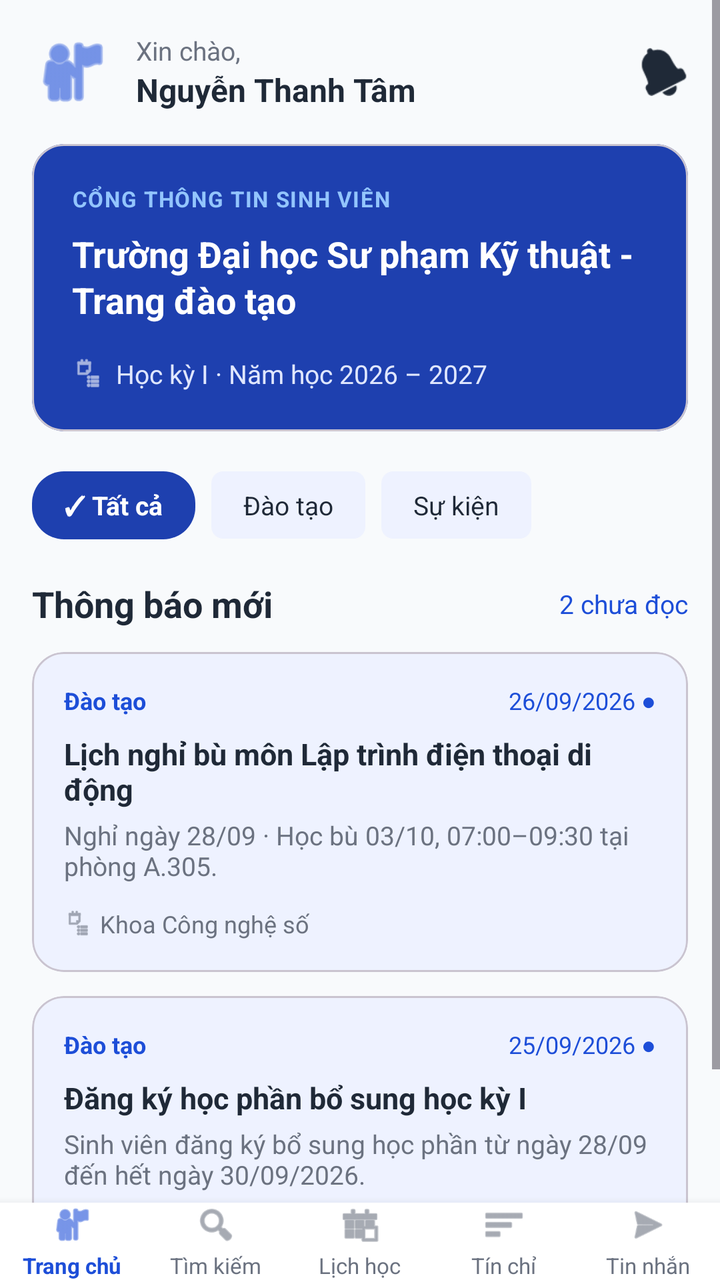
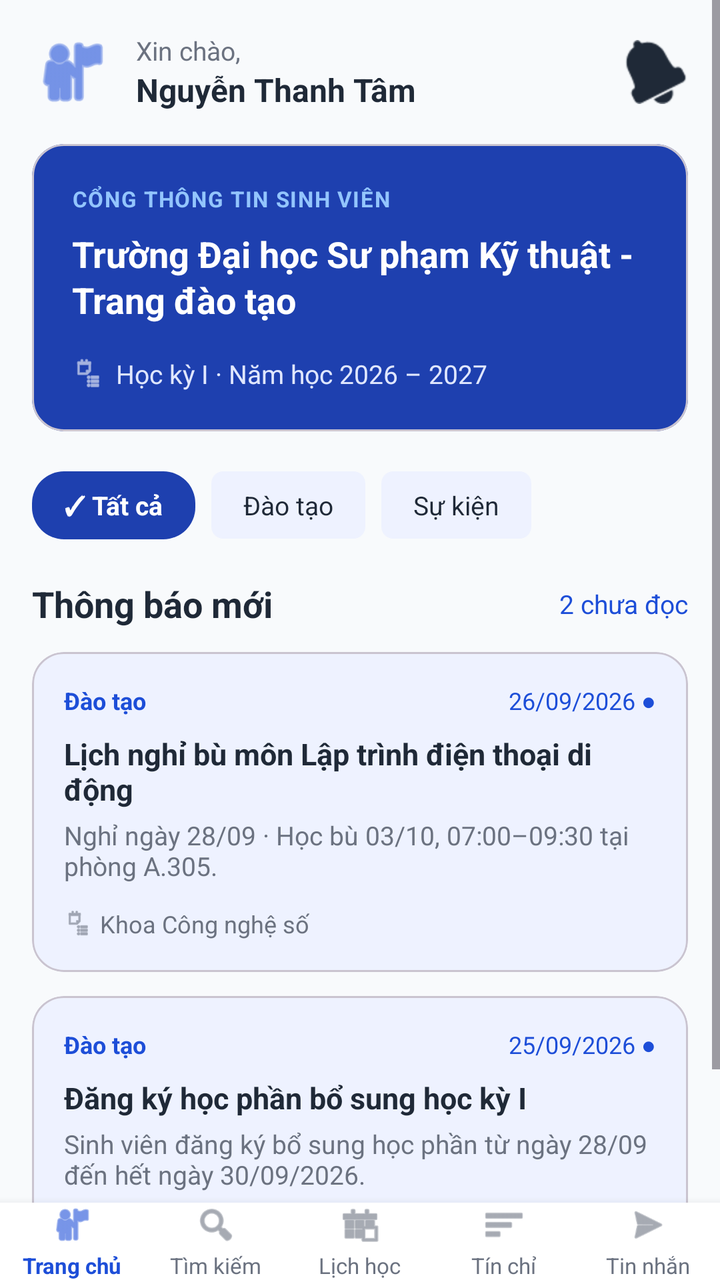

Two renders of the same Android screen: before a commit and after it. Below are the layout's source before the change and the commit's diff.
<!-- AndroidManifest.xml: application theme Theme.XayDung -->
<!-- res/layout/activity_trang_chu.xml -->
<?xml version="1.0" encoding="utf-8"?>
<RelativeLayout xmlns:android="http://schemas.android.com/apk/res/android"
    xmlns:app="http://schemas.android.com/apk/res-auto"
    android:layout_width="match_parent"
    android:layout_height="match_parent"
    android:background="@color/figma_bg">

    <ScrollView
        android:layout_width="match_parent"
        android:layout_height="match_parent"
        android:layout_above="@id/bottomNavigation"
        android:fillViewport="true">

        <LinearLayout
            android:layout_width="match_parent"
            android:layout_height="wrap_content"
            android:orientation="vertical"
            android:paddingHorizontal="16dp"
            android:paddingTop="16dp"
            android:paddingBottom="24dp">

            
            <RelativeLayout
                android:layout_width="match_parent"
                android:layout_height="wrap_content"
                android:layout_marginBottom="16dp">

                <ImageView
                    android:id="@+id/imgAvatar"
                    android:layout_width="40dp"
                    android:layout_height="40dp"
                    android:layout_alignParentStart="true"
                    android:layout_centerVertical="true"
                    android:src="@android:drawable/ic_menu_myplaces"
                    android:contentDescription="Avatar"
                    app:tint="@color/figma_blue" />

                <LinearLayout
                    android:layout_width="wrap_content"
                    android:layout_height="wrap_content"
                    android:layout_toEndOf="@id/imgAvatar"
                    android:layout_marginStart="12dp"
                    android:layout_centerVertical="true"
                    android:orientation="vertical">

                    <TextView
                        android:layout_width="wrap_content"
                        android:layout_height="wrap_content"
                        android:text="Xin chào,"
                        android:textColor="@color/figma_text_secondary"
                        android:textSize="13sp" />

                    <TextView
                        android:id="@+id/tvUserName"
                        android:layout_width="wrap_content"
                        android:layout_height="wrap_content"
                        android:text="Nguyễn Thanh Tâm"
                        android:textColor="@color/figma_text_primary"
                        android:textSize="16sp"
                        android:textStyle="bold" />
                </LinearLayout>

                <ImageView
                    android:id="@+id/btnNotification"
                    android:layout_width="24dp"
                    android:layout_height="24dp"
                    android:layout_alignParentEnd="true"
                    android:layout_centerVertical="true"
                    android:src="@android:drawable/ic_popup_reminder"
                    android:contentDescription="Notification"
                    app:tint="@color/figma_text_primary" />
            </RelativeLayout>

            
            <com.google.android.material.card.MaterialCardView
                android:layout_width="match_parent"
                android:layout_height="wrap_content"
                android:layout_marginBottom="20dp"
                app:cardCornerRadius="16dp"
                app:cardElevation="0dp"
                app:cardBackgroundColor="@color/figma_blue_dark">

                <LinearLayout
                    android:layout_width="match_parent"
                    android:layout_height="wrap_content"
                    android:orientation="vertical"
                    android:padding="20dp">

                    <TextView
                        android:layout_width="wrap_content"
                        android:layout_height="wrap_content"
                        android:text="CỔNG THÔNG TIN SINH VIÊN"
                        android:textColor="#93C5FD"
                        android:textSize="11sp"
                        android:textStyle="bold"
                        android:letterSpacing="0.05" />

                    <TextView
                        android:layout_width="match_parent"
                        android:layout_height="wrap_content"
                        android:layout_marginTop="8dp"
                        android:text="Trường Đại học Sư phạm Kỹ thuật - Trang đào tạo"
                        android:textColor="@color/white"
                        android:textSize="18sp"
                        android:textStyle="bold"
                        android:lineSpacingExtra="2dp" />

                    <LinearLayout
                        android:layout_width="wrap_content"
                        android:layout_height="wrap_content"
                        android:layout_marginTop="16dp"
                        android:orientation="horizontal"
                        android:gravity="center_vertical">

                        <ImageView
                            android:layout_width="16dp"
                            android:layout_height="16dp"
                            android:src="@android:drawable/ic_menu_agenda"
                            android:contentDescription="Icon"
                            app:tint="@color/white" />

                        <TextView
                            android:layout_width="wrap_content"
                            android:layout_height="wrap_content"
                            android:layout_marginStart="6dp"
                            android:text="Học kỳ I · Năm học 2026 – 2027"
                            android:textColor="#E0E7FF"
                            android:textSize="13sp" />
                    </LinearLayout>
                </LinearLayout>
            </com.google.android.material.card.MaterialCardView>

            
            <LinearLayout
                android:layout_width="match_parent"
                android:layout_height="wrap_content"
                android:orientation="horizontal"
                android:layout_marginBottom="20dp">

                <TextView
                    android:layout_width="wrap_content"
                    android:layout_height="wrap_content"
                    android:background="@drawable/bg_blue_card"
                    android:paddingHorizontal="16dp"
                    android:paddingVertical="8dp"
                    android:text="✓ Tất cả"
                    android:textColor="@color/white"
                    android:textSize="13sp"
                    android:textStyle="bold" />

                <TextView
                    android:layout_width="wrap_content"
                    android:layout_height="wrap_content"
                    android:layout_marginStart="8dp"
                    android:background="@drawable/bg_tag_chip"
                    android:paddingHorizontal="16dp"
                    android:paddingVertical="8dp"
                    android:text="Đào tạo"
                    android:textColor="@color/figma_text_primary"
                    android:textSize="13sp" />

                <TextView
                    android:layout_width="wrap_content"
                    android:layout_height="wrap_content"
                    android:layout_marginStart="8dp"
                    android:background="@drawable/bg_tag_chip"
                    android:paddingHorizontal="16dp"
                    android:paddingVertical="8dp"
                    android:text="Sự kiện"
                    android:textColor="@color/figma_text_primary"
                    android:textSize="13sp" />
            </LinearLayout>

            
            <RelativeLayout
                android:layout_width="match_parent"
                android:layout_height="wrap_content"
                android:layout_marginBottom="12dp">

                <TextView
                    android:layout_width="wrap_content"
                    android:layout_height="wrap_content"
                    android:layout_alignParentStart="true"
                    android:text="Thông báo mới"
                    android:textColor="@color/figma_text_primary"
                    android:textSize="18sp"
                    android:textStyle="bold" />

                <TextView
                    android:layout_width="wrap_content"
                    android:layout_height="wrap_content"
                    android:layout_alignParentEnd="true"
                    android:layout_centerVertical="true"
                    android:text="2 chưa đọc"
                    android:textColor="@color/figma_blue"
                    android:textSize="13sp" />
            </RelativeLayout>

            
            <com.google.android.material.card.MaterialCardView
                android:id="@+id/cardNotification1"
                android:layout_width="match_parent"
                android:layout_height="wrap_content"
                android:layout_marginBottom="12dp"
                app:cardCornerRadius="16dp"
                app:cardElevation="0dp"
                app:cardBackgroundColor="@color/figma_blue_light"
                android:clickable="true"
                android:focusable="true">

                <LinearLayout
                    android:layout_width="match_parent"
                    android:layout_height="wrap_content"
                    android:orientation="vertical"
                    android:padding="16dp">

                    <RelativeLayout
                        android:layout_width="match_parent"
                        android:layout_height="wrap_content">

                        <TextView
                            android:layout_width="wrap_content"
                            android:layout_height="wrap_content"
                            android:text="Đào tạo"
                            android:textColor="@color/figma_blue"
                            android:textSize="12sp"
                            android:textStyle="bold" />

                        <TextView
                            android:layout_width="wrap_content"
                            android:layout_height="wrap_content"
                            android:layout_alignParentEnd="true"
                            android:text="26/09/2026 ●"
                            android:textColor="@color/figma_blue"
                            android:textSize="12sp" />
                    </RelativeLayout>

                    <TextView
                        android:layout_width="match_parent"
                        android:layout_height="wrap_content"
                        android:layout_marginTop="8dp"
                        android:text="Lịch nghỉ bù môn Lập trình điện thoại di động"
                        android:textColor="@color/figma_text_primary"
                        android:textSize="15sp"
                        android:textStyle="bold" />

                    <TextView
                        android:layout_width="match_parent"
                        android:layout_height="wrap_content"
                        android:layout_marginTop="4dp"
                        android:text="Nghỉ ngày 28/09 · Học bù 03/10, 07:00–09:30 tại phòng A.305."
                        android:textColor="@color/figma_text_secondary"
                        android:textSize="13sp" />

                    <LinearLayout
                        android:layout_width="wrap_content"
                        android:layout_height="wrap_content"
                        android:layout_marginTop="12dp"
                        android:orientation="horizontal"
                        android:gravity="center_vertical">

                        <ImageView
                            android:layout_width="14dp"
                            android:layout_height="14dp"
                            android:src="@android:drawable/ic_menu_agenda"
                            android:contentDescription="Icon"
                            app:tint="@color/figma_text_secondary" />

                        <TextView
                            android:layout_width="wrap_content"
                            android:layout_height="wrap_content"
                            android:layout_marginStart="4dp"
                            android:text="Khoa Công nghệ số"
                            android:textColor="@color/figma_text_secondary"
                            android:textSize="12sp" />
                    </LinearLayout>
                </LinearLayout>
            </com.google.android.material.card.MaterialCardView>

            
            <com.google.android.material.card.MaterialCardView
                android:id="@+id/cardNotification2"
                android:layout_width="match_parent"
                android:layout_height="wrap_content"
                android:layout_marginBottom="12dp"
                app:cardCornerRadius="16dp"
                app:cardElevation="0dp"
                app:cardBackgroundColor="@color/figma_blue_light"
                android:clickable="true"
                android:focusable="true">

                <LinearLayout
                    android:layout_width="match_parent"
                    android:layout_height="wrap_content"
                    android:orientation="vertical"
                    android:padding="16dp">

                    <RelativeLayout
                        android:layout_width="match_parent"
                        android:layout_height="wrap_content">

                        <TextView
                            android:layout_width="wrap_content"
                            android:layout_height="wrap_content"
                            android:text="Đào tạo"
                            android:textColor="@color/figma_blue"
                            android:textSize="12sp"
                            android:textStyle="bold" />

                        <TextView
                            android:layout_width="wrap_content"
                            android:layout_height="wrap_content"
                            android:layout_alignParentEnd="true"
                            android:text="25/09/2026 ●"
                            android:textColor="@color/figma_blue"
                            android:textSize="12sp" />
                    </RelativeLayout>

                    <TextView
                        android:layout_width="match_parent"
                        android:layout_height="wrap_content"
                        android:layout_marginTop="8dp"
                        android:text="Đăng ký học phần bổ sung học kỳ I"
                        android:textColor="@color/figma_text_primary"
                        android:textSize="15sp"
                        android:textStyle="bold" />

                    <TextView
                        android:layout_width="match_parent"
                        android:layout_height="wrap_content"
                        android:layout_marginTop="4dp"
                        android:text="Sinh viên đăng ký bổ sung học phần từ ngày 28/09 đến hết ngày 30/09/2026."
                        android:textColor="@color/figma_text_secondary"
                        android:textSize="13sp" />

                    <LinearLayout
                        android:layout_width="wrap_content"
                        android:layout_height="wrap_content"
                        android:layout_marginTop="12dp"
                        android:orientation="horizontal"
                        android:gravity="center_vertical">

                        <ImageView
                            android:layout_width="14dp"
                            android:layout_height="14dp"
                            android:src="@android:drawable/ic_menu_agenda"
                            android:contentDescription="Icon"
                            app:tint="@color/figma_text_secondary" />

                        <TextView
                            android:layout_width="wrap_content"
                            android:layout_height="wrap_content"
                            android:layout_marginStart="4dp"
                            android:text="Phòng Đào tạo"
                            android:textColor="@color/figma_text_secondary"
                            android:textSize="12sp" />
                    </LinearLayout>
                </LinearLayout>
            </com.google.android.material.card.MaterialCardView>

        </LinearLayout>
    </ScrollView>

    
    <include
        android:id="@+id/bottomNavigation"
        layout="@layout/layout_bottom_nav"
        android:layout_width="match_parent"
        android:layout_height="wrap_content"
        android:layout_alignParentBottom="true" />

</RelativeLayout>
<!-- res/layout/layout_bottom_nav.xml (included above) -->
<?xml version="1.0" encoding="utf-8"?>
<LinearLayout xmlns:android="http://schemas.android.com/apk/res/android"
    xmlns:app="http://schemas.android.com/apk/res-auto"
    android:layout_width="match_parent"
    android:layout_height="64dp"
    android:background="@color/white"
    android:elevation="8dp"
    android:orientation="horizontal"
    android:gravity="center_vertical">

    
    <LinearLayout
        android:id="@+id/navHome"
        android:layout_width="0dp"
        android:layout_height="match_parent"
        android:layout_weight="1"
        android:gravity="center"
        android:orientation="vertical"
        android:clickable="true"
        android:focusable="true">

        <ImageView
            android:id="@+id/iconHome"
            android:layout_width="22dp"
            android:layout_height="22dp"
            android:src="@android:drawable/ic_menu_myplaces"
            android:contentDescription="Trang chủ"
            app:tint="@color/figma_blue" />

        <TextView
            android:id="@+id/textHome"
            android:layout_width="wrap_content"
            android:layout_height="wrap_content"
            android:layout_marginTop="2dp"
            android:text="Trang chủ"
            android:textColor="@color/figma_blue"
            android:textSize="11sp"
            android:textStyle="bold" />
    </LinearLayout>

    
    <LinearLayout
        android:id="@+id/navSearch"
        android:layout_width="0dp"
        android:layout_height="match_parent"
        android:layout_weight="1"
        android:gravity="center"
        android:orientation="vertical"
        android:clickable="true"
        android:focusable="true">

        <ImageView
            android:id="@+id/iconSearch"
            android:layout_width="22dp"
            android:layout_height="22dp"
            android:src="@android:drawable/ic_menu_search"
            android:contentDescription="Tìm kiếm"
            app:tint="@color/figma_text_secondary" />

        <TextView
            android:id="@+id/textSearch"
            android:layout_width="wrap_content"
            android:layout_height="wrap_content"
            android:layout_marginTop="2dp"
            android:text="Tìm kiếm"
            android:textColor="@color/figma_text_secondary"
            android:textSize="11sp" />
    </LinearLayout>

    
    <LinearLayout
        android:id="@+id/navSchedule"
        android:layout_width="0dp"
        android:layout_height="match_parent"
        android:layout_weight="1"
        android:gravity="center"
        android:orientation="vertical"
        android:clickable="true"
        android:focusable="true">

        <ImageView
            android:id="@+id/iconSchedule"
            android:layout_width="22dp"
            android:layout_height="22dp"
            android:src="@android:drawable/ic_menu_today"
            android:contentDescription="Lịch học"
            app:tint="@color/figma_text_secondary" />

        <TextView
            android:id="@+id/textSchedule"
            android:layout_width="wrap_content"
            android:layout_height="wrap_content"
            android:layout_marginTop="2dp"
            android:text="Lịch học"
            android:textColor="@color/figma_text_secondary"
            android:textSize="11sp" />
    </LinearLayout>

    
    <LinearLayout
        android:id="@+id/navCredit"
        android:layout_width="0dp"
        android:layout_height="match_parent"
        android:layout_weight="1"
        android:gravity="center"
        android:orientation="vertical"
        android:clickable="true"
        android:focusable="true">

        <ImageView
            android:id="@+id/iconCredit"
            android:layout_width="22dp"
            android:layout_height="22dp"
            android:src="@android:drawable/ic_menu_sort_by_size"
            android:contentDescription="Tín chỉ"
            app:tint="@color/figma_text_secondary" />

        <TextView
            android:id="@+id/textCredit"
            android:layout_width="wrap_content"
            android:layout_height="wrap_content"
            android:layout_marginTop="2dp"
            android:text="Tín chỉ"
            android:textColor="@color/figma_text_secondary"
            android:textSize="11sp" />
    </LinearLayout>

    
    <LinearLayout
        android:id="@+id/navMessage"
        android:layout_width="0dp"
        android:layout_height="match_parent"
        android:layout_weight="1"
        android:gravity="center"
        android:orientation="vertical"
        android:clickable="true"
        android:focusable="true">

        <ImageView
            android:id="@+id/iconMessage"
            android:layout_width="22dp"
            android:layout_height="22dp"
            android:src="@android:drawable/ic_menu_send"
            android:contentDescription="Tin nhắn"
            app:tint="@color/figma_text_secondary" />

        <TextView
            android:id="@+id/textMessage"
            android:layout_width="wrap_content"
            android:layout_height="wrap_content"
            android:layout_marginTop="2dp"
            android:text="Tin nhắn"
            android:textColor="@color/figma_text_secondary"
            android:textSize="11sp" />
    </LinearLayout>

</LinearLayout>
<!-- resources referenced by this layout -->
<resources>
  <color name="figma_bg">#F8FAFC</color>
  <color name="figma_blue">#1D4ED8</color>
  <color name="figma_blue_dark">#1E40AF</color>
  <color name="figma_blue_light">#EEF2FF</color>
  <color name="figma_text_primary">#1F2937</color>
  <color name="figma_text_secondary">#6B7280</color>
  <color name="white">#FFFFFFFF</color>
  <!-- drawable bg_blue_card (drawable) -->
  <?xml version="1.0" encoding="utf-8"?>
  <shape xmlns:android="http://schemas.android.com/apk/res/android"
      android:shape="rectangle">
      <solid android:color="@color/figma_blue_dark" />
      <corners android:radius="16dp" />
  </shape>
  <!-- drawable bg_tag_chip (drawable) -->
  <?xml version="1.0" encoding="utf-8"?>
  <shape xmlns:android="http://schemas.android.com/apk/res/android"
      android:shape="rectangle">
      <solid android:color="@color/figma_blue_light" />
      <corners android:radius="6dp" />
  </shape>
  <style name="Theme.XayDung" parent="Base.Theme.XayDung" />
  <style name="Base.Theme.XayDung" parent="Theme.Material3.DayNight.NoActionBar">
          <item name="colorPrimary">@color/figma_blue</item>
          <item name="colorPrimaryDark">@color/figma_blue_dark</item>
          <item name="colorSecondary">@color/figma_blue</item>
          <item name="android:windowBackground">@color/figma_bg</item>
      </style>
</resources>

<!-- the commit's change to res/layout/activity_trang_chu.xml (unified diff, before → after) -->
@@ -3,6 +3,7 @@
     xmlns:app="http://schemas.android.com/apk/res-auto"
     android:layout_width="match_parent"
     android:layout_height="match_parent"
+    android:fitsSystemWindows="true"
     android:background="@color/figma_bg">
 
     <ScrollView
@@ -25,45 +26,54 @@
                 android:layout_height="wrap_content"
                 android:layout_marginBottom="16dp">
 
-                <ImageView
-                    android:id="@+id/imgAvatar"
-                    android:layout_width="40dp"
-                    android:layout_height="40dp"
+                <LinearLayout
+                    android:id="@+id/headerProfile"
+                    android:layout_width="wrap_content"
+                    android:layout_height="wrap_content"
                     android:layout_alignParentStart="true"
                     android:layout_centerVertical="true"
-                    android:src="@android:drawable/ic_menu_myplaces"
-                    android:contentDescription="Avatar"
-                    app:tint="@color/figma_blue" />
-
-                <LinearLayout
-                    android:layout_width="wrap_content"
-                    android:layout_height="wrap_content"
-                    android:layout_toEndOf="@id/imgAvatar"
-                    android:layout_marginStart="12dp"
-                    android:layout_centerVertical="true"
-                    android:orientation="vertical">
-
-                    <TextView
+                    android:orientation="horizontal"
+                    android:clickable="true"
+                    android:focusable="true"
+                    android:background="?attr/selectableItemBackgroundBorderless"
+                    android:gravity="center_vertical">
+
+                    <ImageView
+                        android:id="@+id/imgAvatar"
+                        android:layout_width="40dp"
+                        android:layout_height="40dp"
+                        android:src="@android:drawable/ic_menu_myplaces"
+                        android:contentDescription="Avatar"
+                        app:tint="@color/figma_blue" />
+
+                    <LinearLayout
                         android:layout_width="wrap_content"
                         android:layout_height="wrap_content"
-                        android:text="Xin chào,"
-                        android:textColor="@color/figma_text_secondary"
-                        android:textSize="13sp" />
-
-                    <TextView
-                        android:id="@+id/tvUserName"
-                        android:layout_width="wrap_content"
-                        android:layout_height="wrap_content"
-                        android:text="Nguyễn Thanh Tâm"
-                        android:textColor="@color/figma_text_primary"
-                        android:textSize="16sp"
-                        android:textStyle="bold" />
+                        android:layout_marginStart="12dp"
+                        android:orientation="vertical">
+
+                        <TextView
+                            android:layout_width="wrap_content"
+                            android:layout_height="wrap_content"
+                            android:text="Xin chào,"
+                            android:textColor="@color/figma_text_secondary"
+                            android:textSize="13sp" />
+
+                        <TextView
+                            android:id="@+id/tvUserName"
+                            android:layout_width="wrap_content"
+                            android:layout_height="wrap_content"
+                            android:text="Nguyễn Thanh Tâm"
+                            android:textColor="@color/figma_text_primary"
+                            android:textSize="16sp"
+                            android:textStyle="bold" />
+                    </LinearLayout>
                 </LinearLayout>
 
                 <ImageView
                     android:id="@+id/btnNotification"
-                    android:layout_width="24dp"
-                    android:layout_height="24dp"
+                    android:layout_width="32dp"
+                    android:layout_height="32dp"
                     android:layout_alignParentEnd="true"
                     android:layout_centerVertical="true"
                     android:src="@android:drawable/ic_popup_reminder"
